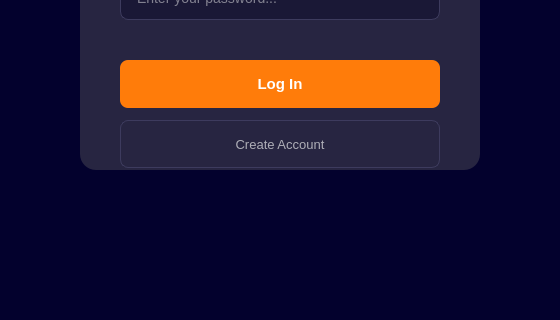
First picture: the form in src/ui/login/login.ui, repository DIDimov24/Aethera, before the edit; both pictures show x 220 to 780 and y 430 to 750 of the 1000 by 750 pixel window.
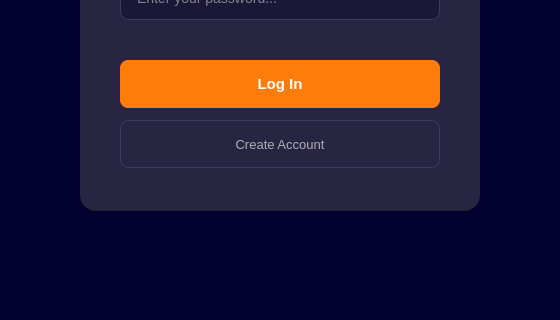
Second picture: the form after the edit.

What changed in the file:
```diff
--- a/src/ui/login/login.ui
+++ b/src/ui/login/login.ui
@@ -115,10 +115,9 @@
       <x>300</x>
       <y>150</y>
       <width>400</width>
-      <height>450</height>
+      <height>491</height>
      </rect>
     </property>
-
     <widget class="QLabel" name="labelTitle">
      <property name="geometry">
       <rect>
```
Left out of the diff: 60 changed lines with no effect on the pictures.
